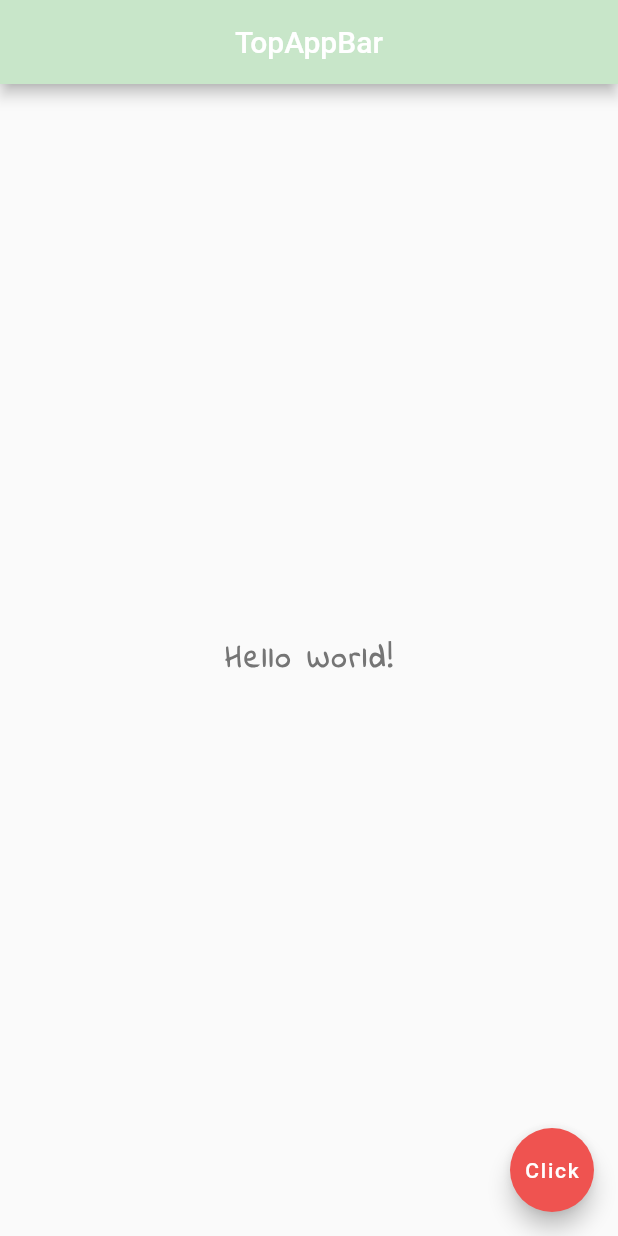
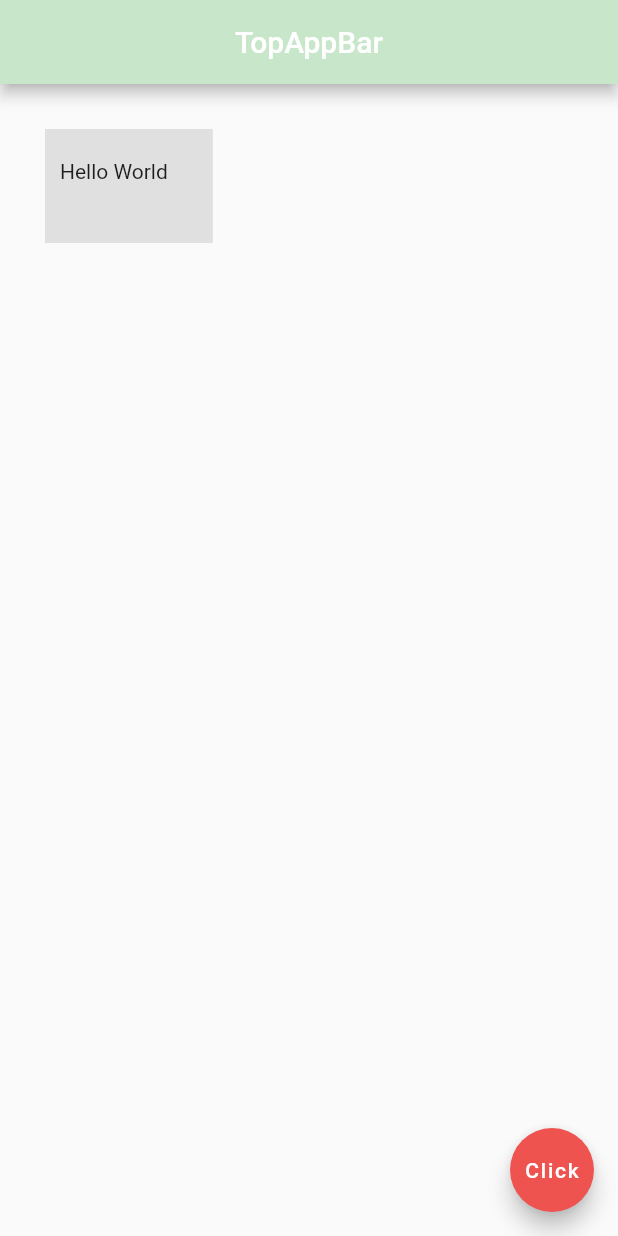
Before and after one commit to tengfone/FlutterBasics, a Flutter app: the screen it shows after launch, on a phone screen of 412 x 824 dp. Run offline on Flutter 3.47's test engine with Material 2 defaults, Android fonts, the phone set to English and light mode, and no system bars.

Commit message:
Basic Container Widget

```diff
--- a/lib/main.dart
+++ b/lib/main.dart
@@ -14,43 +14,21 @@ class Home extends StatelessWidget {
         centerTitle: true,
         backgroundColor: Colors.green[100],
       ),
-      body: Center(
-//        // Icon Button
-//        child: IconButton(
-//          onPressed: (){},
-//          icon: Icon(Icons.alternate_email),
-//          color: Colors.amber,
-//        )
-//        // Raise button with icon
-//        child: RaisedButton.icon(
-//          onPressed: (){
-//            print("Button Pressed");
-//          },
-//          icon: Icon(
-//            Icons.wifi
-//          ),
-//          label: Text("Wifi Toggled"),
-//          color: Colors.amber,
-//        )
-//        // Icons
-//        child: Icon(
-//          Icons.wifi,
-//          color: Colors.blue,
-//          size: 300.0,
-//        )
-//        // Images (work for URL too [Image.network])
-//        child: Image.asset('assets/iloveyoupatric.jpg'),
-        // Body Texts
-        child: Text(
-          "Hello World!",style: TextStyle(
-          fontSize: 20.0,
-          fontWeight: FontWeight.bold,
-          letterSpacing: 2.0,
-          color: Colors.grey[600],
-          fontFamily: 'customFont',
-        ),
-        ),
+      body: Container(
+        // padding is inside the container
+        padding: EdgeInsets.fromLTRB(10.0, 20.0, 30, 40),
+        // margin is around the container
+        margin: EdgeInsets.all(30.0),
+        // padding: EdgeInsets.symmetric(horizontal: 30.0,vertical: 10.0),
+        color: Colors.grey[300],
+        child: Text("Hello World"),
       ),
+//      // Use Padding widget when you only want to pad stuff. Use container if
+//      // you want to use margin
+//      body: Padding(
+//        padding: EdgeInsets.all(30.0),
+//        child: Text("Hello World!")
+//      ),
       floatingActionButton: FloatingActionButton(
         onPressed: () {  },
         child: Text("Click"),
```
